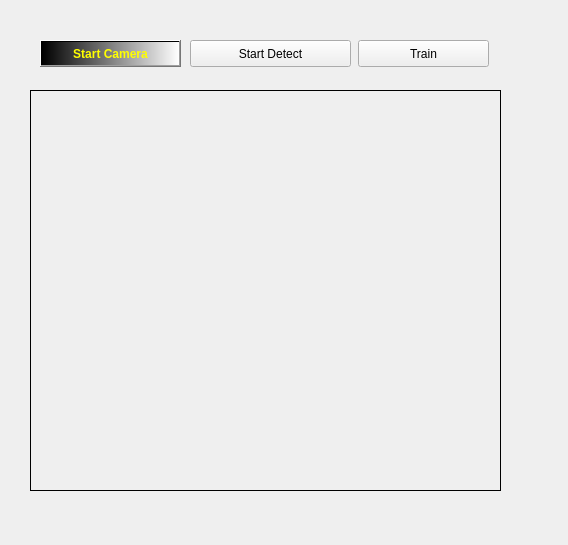
Kasulejoseph/lib4000, file library.ui: the form before one commit.
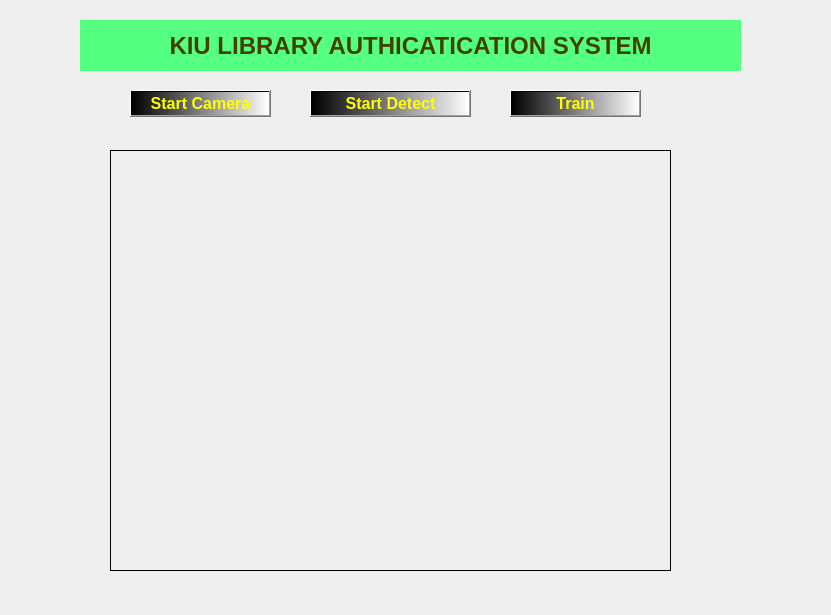
The form after the commit.

What changed in the file:
```diff
--- a/library.ui
+++ b/library.ui
@@ -6,8 +6,8 @@
    <rect>
     <x>0</x>
     <y>0</y>
-    <width>568</width>
-    <height>545</height>
+    <width>831</width>
+    <height>615</height>
    </rect>
   </property>
   <property name="windowTitle">
@@ -16,14 +16,15 @@
   <widget class="QPushButton" name="loadimg">
    <property name="geometry">
     <rect>
-     <x>40</x>
-     <y>40</y>
+     <x>130</x>
+     <y>90</y>
      <width>141</width>
      <height>27</height>
     </rect>
    </property>
    <property name="font">
     <font>
+     <pointsize>12</pointsize>
      <weight>75</weight>
      <bold>true</bold>
     </font>
@@ -39,12 +40,16 @@
   <widget class="QLabel" name="imglabel">
    <property name="geometry">
     <rect>
-     <x>30</x>
-     <y>90</y>
-     <width>471</width>
-     <height>401</height>
+     <x>110</x>
+     <y>150</y>
+     <width>561</width>
+     <height>421</height>
     </rect>
    </property>
+   <property name="styleSheet">
+    <string notr="true">border-color: qlineargradient(spread:pad, x1:0, y1:0, x2:1, y2:0, stop:0 rgba(255, 178, 102, 255), stop:0.55 rgba(235, 148, 61, 255), stop:0.98 rgba(0, 0, 0, 255), stop:1 rgba(0, 0, 0, 0));
+border-color: rgb(85, 0, 255);</string>
+   </property>
    <property name="frameShape">
     <enum>QFrame::Box</enum>
    </property>
@@ -55,14 +60,22 @@
   <widget class="QPushButton" name="detectButton">
    <property name="geometry">
     <rect>
-     <x>190</x>
-     <y>40</y>
+     <x>310</x>
+     <y>90</y>
      <width>161</width>
      <height>27</height>
     </rect>
    </property>
+   <property name="font">
+    <font>
+     <pointsize>12</pointsize>
+     <weight>75</weight>
+     <bold>true</bold>
+    </font>
+   </property>
    <property name="styleSheet">
-    <string notr="true">alternate-background-color: qlineargradient(spread:pad, x1:0, y1:0, x2:1, y2:0, stop:0 rgba(255, 178, 102, 255), stop:0.55 rgba(235, 148, 61, 255), stop:0.98 rgba(0, 0, 0, 255), stop:1 rgba(0, 0, 0, 0));</string>
+    <string notr="true">background-color: qlineargradient(spread:pad, x1:0, y1:0, x2:1, y2:0, stop:0 rgba(0, 0, 0, 255), stop:1 rgba(255, 255, 255, 255));
+color: rgb(255, 255, 0);</string>
    </property>
    <property name="text">
     <string>Start Detect</string>
@@ -71,19 +84,54 @@
   <widget class="QPushButton" name="trainButton">
    <property name="geometry">
     <rect>
-     <x>358</x>
-     <y>40</y>
+     <x>510</x>
+     <y>90</y>
      <width>131</width>
      <height>27</height>
     </rect>
    </property>
+   <property name="font">
+    <font>
+     <pointsize>12</pointsize>
+     <weight>75</weight>
+     <bold>true</bold>
+    </font>
+   </property>
    <property name="styleSheet">
-    <string notr="true">alternate-background-color: qlineargradient(spread:pad, x1:0, y1:0, x2:1, y2:0, stop:0 rgba(0, 0, 0, 255), stop:1 rgba(255, 255, 255, 255));</string>
+    <string notr="true">background-color: qlineargradient(spread:pad, x1:0, y1:0, x2:1, y2:0, stop:0 rgba(0, 0, 0, 255), stop:1 rgba(255, 255, 255, 255));
+color: rgb(255, 255, 0);</string>
    </property>
    <property name="text">
     <string>Train</string>
    </property>
   </widget>
+  <widget class="QLabel" name="label">
+   <property name="geometry">
+    <rect>
+     <x>80</x>
+     <y>20</y>
+     <width>661</width>
+     <height>51</height>
+    </rect>
+   </property>
+   <property name="font">
+    <font>
+     <pointsize>18</pointsize>
+     <weight>75</weight>
+     <bold>true</bold>
+    </font>
+   </property>
+   <property name="styleSheet">
+    <string notr="true">background-color: rgb(85, 255, 127);
+color: rgb(66, 66, 0);</string>
+   </property>
+   <property name="text">
+    <string>KIU LIBRARY AUTHICATICATION SYSTEM</string>
+   </property>
+   <property name="alignment">
+    <set>Qt::AlignCenter</set>
+   </property>
+  </widget>
  </widget>
  <resources/>
  <connections/>
```
